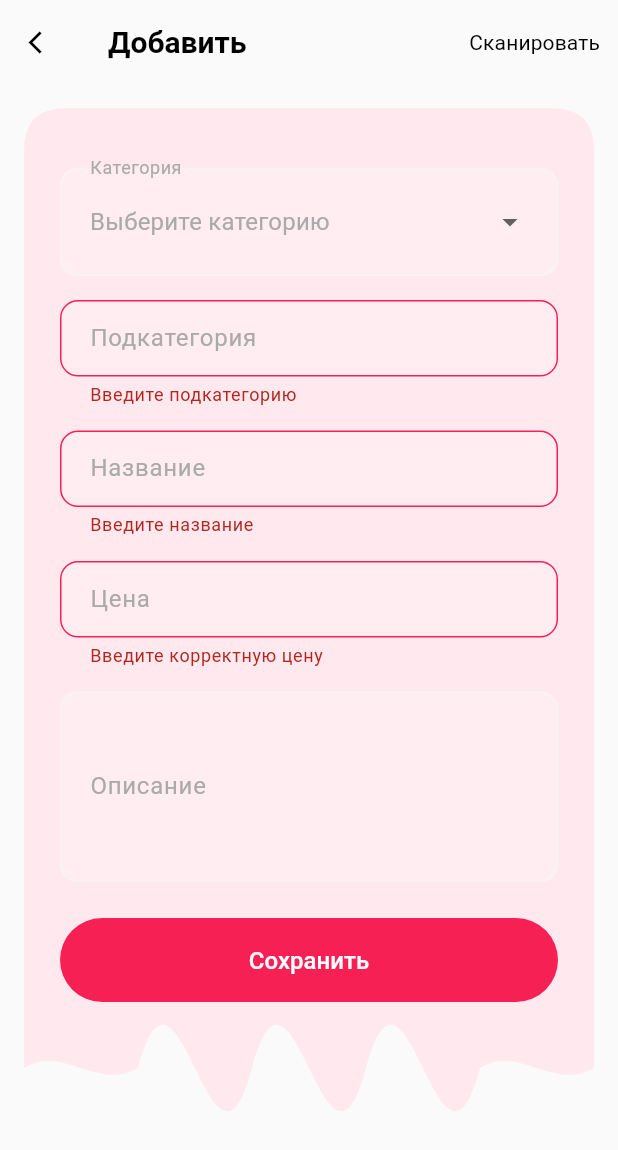
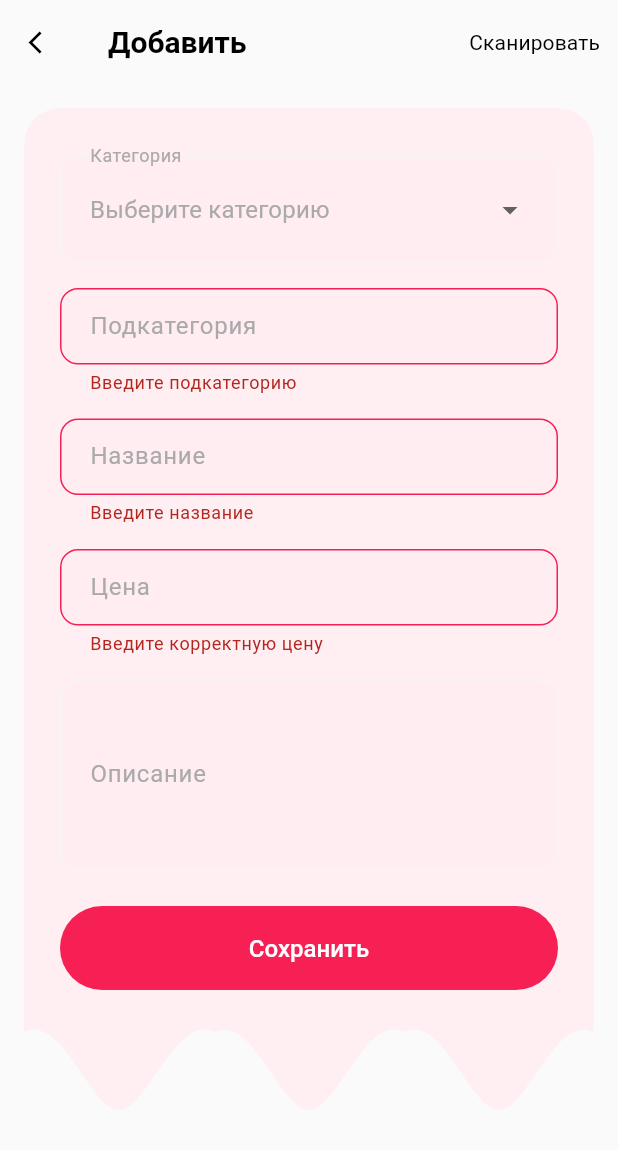
Before and after one commit to erjigit12/malina, a Flutter app: the AddBasketPage screen opened by its route, after a tap on "Сохранить", on a phone screen of 412 x 824 dp. Shown: the top 1150 px of the screen. Run offline on Flutter 3.47's test engine with Material 3 defaults, Android fonts, the phone set to English and light mode, and no system bars; our stand-ins replace bloc, equatable, flutter_bloc, flutter_svg, get_it, go_router and 4 more; accounts and stored records are empty.

Commit message:
custom pointer немножко попровлен

```diff
--- a/lib/src/features/basket/presentation/pages/add_basket_page.dart
+++ b/lib/src/features/basket/presentation/pages/add_basket_page.dart
@@ -129,7 +129,7 @@ class _AddBasketPageState extends State<AddBasketPage> {
             child: CustomPaint(
               painter: AddBasketBackgroundPainter(),
               child: Padding(
-                padding: const EdgeInsets.symmetric(horizontal: 24, vertical: 40),
+                padding: const EdgeInsets.symmetric(horizontal: 24, vertical: 32),
                 child: Form(
                   key: _formKey,
                   child: Column(
@@ -181,7 +181,7 @@ class _AddBasketPageState extends State<AddBasketPage> {
                       ),
                       const SizedBox(height: 24),
                       ConfirmButton(title: 'Сохранить', onPressed: _onSave),
-                      const SizedBox(height: 32),
+                      const SizedBox(height: 24),
                     ],
                   ),
                 ),
--- a/lib/src/features/basket/presentation/widgets/add_basket_background_painter.dart
+++ b/lib/src/features/basket/presentation/widgets/add_basket_background_painter.dart
@@ -5,40 +5,50 @@ class AddBasketBackgroundPainter extends CustomPainter {
   void paint(Canvas canvas, Size size) {
     final paint =
         Paint()
-          ..color = const Color(0xFFFFE9EF)
+          ..color = const Color(0xFFFFEEF2)
           ..style = PaintingStyle.fill;
 
     final path = Path();
-    const radius = 28.0;
-    final w = size.width;
-    final h = size.height;
-    final baseY = h - 28;
+    const cornerRadius = 28.0;
+    final width = size.width;
+    final height = size.height;
+    final baseY = height - 28;
 
-    path.moveTo(0, radius);
-    path.quadraticBezierTo(0, 0, radius, 0);
-    path.lineTo(w - radius, 0);
-    path.quadraticBezierTo(w, 0, w, radius);
-    path.lineTo(w, baseY);
+    path.moveTo(0, cornerRadius);
+    path.quadraticBezierTo(0, 0, cornerRadius, 0);
+    path.lineTo(width - cornerRadius, 0);
+    path.quadraticBezierTo(width, 0, width, cornerRadius);
+    path.lineTo(width, baseY);
 
-    const amplitudes = [16.0, 100.0, 100.0, 100.0, 16.0];
-    final segmentWidth = w / amplitudes.length;
+    const amplitudes = [52.0, 52.0, 52.0];
+    final segment = width / amplitudes.length;
 
+    var currentX = width;
     for (var i = amplitudes.length - 1; i >= 0; i--) {
-      final startX = segmentWidth * (i + 1);
-      final endX = segmentWidth * i;
       final amplitude = amplitudes[i];
+      final nextX = currentX - segment;
+      final centerX = (currentX + nextX) / 2;
 
       path.cubicTo(
-        startX - segmentWidth * 0.35,
+        currentX - segment * 0.2,
+        baseY - amplitude * 0.25,
+        currentX - segment * 0.35,
         baseY + amplitude,
-        startX - segmentWidth * 0.65,
-        baseY - amplitude,
-        endX,
+        centerX,
+        baseY + amplitude,
+      );
+      path.cubicTo(
+        currentX - segment * 0.65,
+        baseY + amplitude,
+        currentX - segment * 0.8,
+        baseY - amplitude * 0.25,
+        nextX,
         baseY,
       );
+      currentX = nextX;
     }
 
-    path.lineTo(0, radius);
+    path.lineTo(0, cornerRadius);
     path.close();
 
     canvas.drawPath(path, paint);
```
